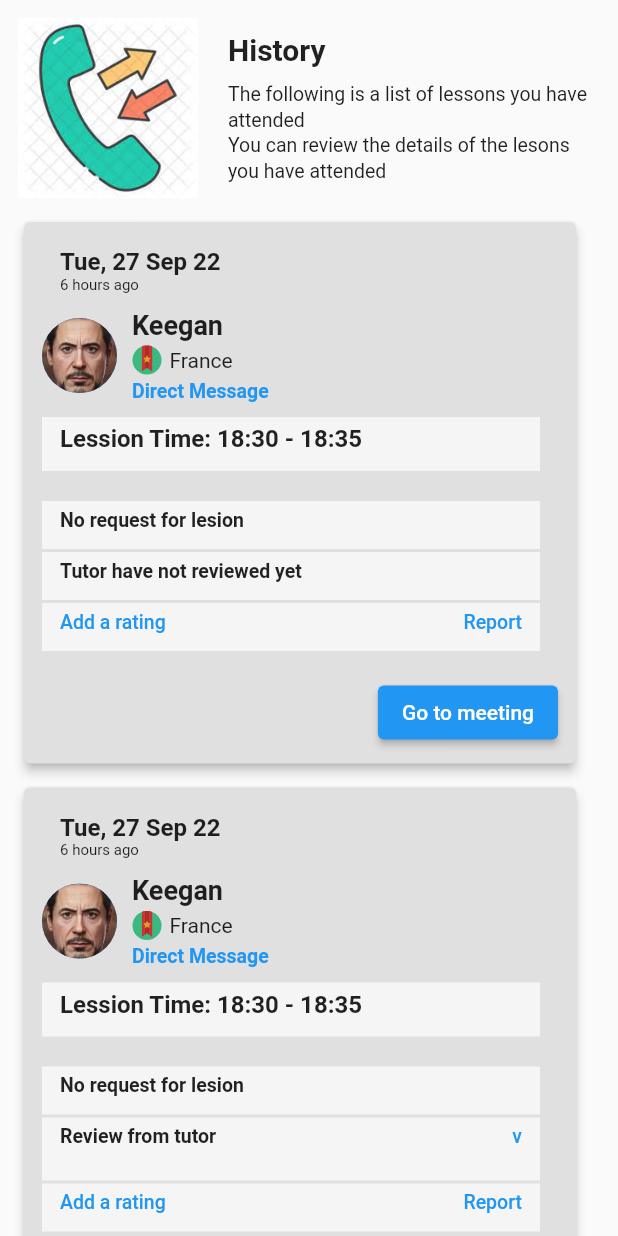
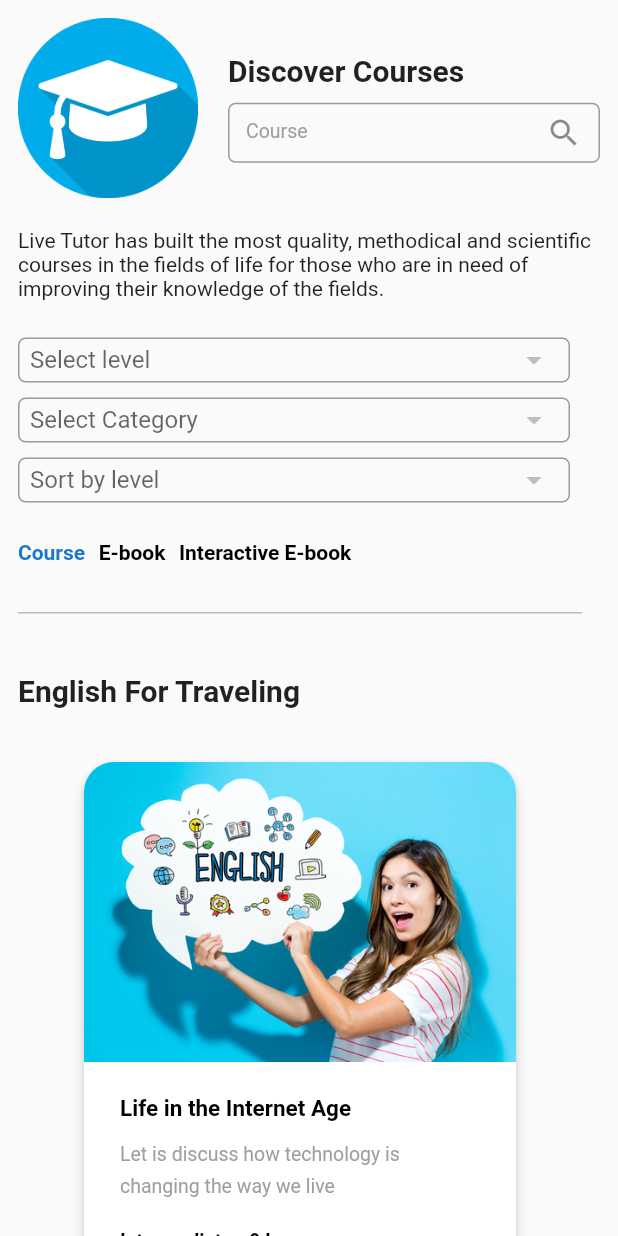
Before and after one commit to dtkhanh/CSC13118_ProjectMobile, a Flutter app: the screen it shows after launch, on a phone screen of 412 x 824 dp. Run offline on Flutter 3.47's test engine with Material 2 defaults, Android fonts, the phone set to English and light mode, and no system bars; our stand-ins replace flutter_svg, responsive_grid.

Commit message:
Update View Discover Courses Page version 1.0

```diff
--- a/lib/data/data.dart
+++ b/lib/data/data.dart
@@ -13,6 +13,12 @@ const filters = [
   'TOEIC'
 ];
 
+const schedule = [
+  'Course',
+  'E-book',
+  'Interactive E-book',
+];
+
 const teachers = [
   'Keegan',
   'April Baldo',
--- /dev/null
+++ b/lib/src/DiscoverCoursesView.dart
@@ -0,0 +1,279 @@
+import 'package:flutter/material.dart';
+import '../data/data.dart';
+import 'package:responsive_grid/responsive_grid.dart';
+
+class DiscoverCourses extends StatefulWidget {
+  const DiscoverCourses({Key? key}) : super(key: key);
+
+
+  @override
+  State<DiscoverCourses> createState() => _DiscoverCoursesViewStage();
+}
+
+class _DiscoverCoursesViewStage extends State<DiscoverCourses> {
+  int chosenFilter = 0;
+  String dropdownValue = 'One'; // Giá trị mặc định ban đầu
+
+
+  @override
+  Widget build(BuildContext context) {
+    return Scaffold(
+      body: SingleChildScrollView(
+        child: Padding(
+          padding: const EdgeInsets.fromLTRB(12, 12, 12, 12),
+          child: Column(
+            crossAxisAlignment: CrossAxisAlignment.start,
+            children: [
+              Row(
+                children: [
+                  Image.asset(
+                    'assets/images/images.png',
+                    width: 120, // Chiều rộng của hình ảnh
+                    height: 120, // Chiều cao của hình ảnh
+                    fit: BoxFit
+                        .cover, // Chế độ hiển thị của hình ảnh (cover, contain, fill, ...)
+                  ),
+                  const SizedBox(width: 20),
+                  // Khoảng cách giữa TextField và DropdownButtonFormField
+                  Expanded(
+                    child: Column(
+                      crossAxisAlignment: CrossAxisAlignment.start,
+                      children: [
+                        const Text(
+                          'Discover Courses',
+                          style: TextStyle(
+                            fontWeight: FontWeight.bold,
+                            // fontSize: MediaQuery.of(context).size.width // Thay đổi kích thước phù hợp với kích thước màn hình
+                            fontSize: 20,
+                          ),
+                        ),
+                        const SizedBox(height: 10),
+                        SizedBox(
+                          width: 250,
+                          height: 40,
+                          child: TextField(
+                            decoration: InputDecoration(
+                              border: const OutlineInputBorder(
+                                  borderSide: BorderSide(color: Colors.grey),
+                                  borderRadius: BorderRadius.all(Radius.circular(5))),
+                              hintText: 'Course',
+                              hintStyle: const TextStyle(color: Colors.grey, fontSize: 13,),
+                              suffixIcon: IconButton(
+                                icon: const Icon(Icons.search),
+                                onPressed: () {
+                                  // Xử lý khi người dùng bấm vào nút tìm kiếm
+                                },
+                              ),
+                            ),
+                          ),
+                        ),
+                      ],
+                    ),
+                  ),
+                ],
+              ),
+              const Padding(
+                padding: EdgeInsets.fromLTRB(0, 20, 0, 20),
+                child: Text(
+                  "Live Tutor has built the most quality, methodical and scientific courses in the fields of life for those who are in need of improving their knowledge of the fields.",
+                   style: TextStyle( fontSize: 14)
+                ),
+              ),
+              Column(
+                children: <Widget>[
+                  ResponsiveGridRow(
+                    children: [
+                      ResponsiveGridCol(md:3 ,
+                          child: Padding(
+                            padding: const EdgeInsets.fromLTRB(0, 5, 20, 5),
+                            child:  SizedBox(
+                              height: 30,
+                              child:  DropdownButtonFormField(
+                                decoration: const InputDecoration(
+                                  border: OutlineInputBorder(
+                                      borderSide: BorderSide(color: Colors.grey),
+                                      borderRadius: BorderRadius.all(Radius.circular(5))),
+                                  contentPadding: EdgeInsets.symmetric(vertical: 4, horizontal: 8),
+                                  hintText: 'Select level',
+                                  hintStyle: TextStyle(color: Colors.grey, fontSize: 13, ),
+                                ),
+                                onChanged: (value) {}, items: const [],
+                              ),
+                            ),
+                          ),
+                      ),
+                      ResponsiveGridCol(md:3 ,child:  Padding(
+                        padding: const EdgeInsets.fromLTRB(0, 5, 20, 5),
+                        child:  SizedBox(
+                          height: 30,
+                          child:  DropdownButtonFormField(
+                            decoration: const InputDecoration(
+                              border: OutlineInputBorder(
+                                  borderSide: BorderSide(color: Colors.grey),
+                                  borderRadius: BorderRadius.all(Radius.circular(5))),
+                              contentPadding: EdgeInsets.symmetric(vertical: 4, horizontal: 8),
+                              hintText: 'Select Category',
+                              hintStyle: TextStyle(color: Colors.grey, fontSize: 13, ),
+                            ),
+                            onChanged: (value) {}, items: const [],
+                          ),
+                        ),
+                      ),),
+                      ResponsiveGridCol(md:3 ,child:  Padding(
+                        padding: const EdgeInsets.fromLTRB(0, 5, 20, 5),
+                        child:  SizedBox(
+                          height: 30,
+                          child:  DropdownButtonFormField(
+                            decoration: const InputDecoration(
+                              border: OutlineInputBorder(
+                                  borderSide: BorderSide(color: Colors.grey),
+                                  borderRadius: BorderRadius.all(Radius.circular(5))),
+                              contentPadding: EdgeInsets.symmetric(vertical: 4, horizontal: 8),
+                              hintText: 'Sort by level',
+                              hintStyle: TextStyle(color: Colors.grey, fontSize: 13, ),
+                            ),
+                            onChanged: (value) {}, items: const [],
+                          ),
+                        ),
+                      ),),
+                    ],
+                  )
+                ],
+              ),
+              Padding(
+                padding: const EdgeInsets.fromLTRB(0, 20, 24, 12),
+                child:  Wrap(
+                  spacing: 9,
+                  runSpacing: 6,
+                  children: List<Widget>.generate(
+                    schedule.length,
+                        (index) => InkWell(
+                          onTap: () {
+                            setState(() {
+                              chosenFilter = index;
+                            });
+                          },
+                          child:  Text(
+                            schedule[index],
+                            style: TextStyle(
+                              fontSize: 14,
+                              fontWeight: FontWeight.bold,
+                              color: chosenFilter == index ? Colors.blue[700] : Colors.black,
+                            ),
+                          ),
+
+                        ),
+                  ),
+                ),
+              ),
+              Padding(
+                padding: const  EdgeInsets.fromLTRB(0, 20, 12, 12),
+                child: Container(
+                  height: 1,
+                  decoration:  BoxDecoration(
+                    border: Border(
+                      bottom: BorderSide(
+                        color: Colors.grey.shade400,
+                        width: 1,
+                      ),
+                    ),
+                  ),
+                ),
+              ),
+              const SizedBox(height: 4,),
+              Padding(
+                padding: const EdgeInsets.fromLTRB(0, 24, 24, 12),
+                child:  Row(
+                  children: const [
+                    Text(
+                      'English For Traveling',
+                      textAlign: TextAlign.left,
+                      style: TextStyle(fontSize: 20, fontWeight: FontWeight.bold, fontStyle: FontStyle.normal),
+                    ),
+                  ],
+                ),
+              ),
+              Center(
+                child:   Padding(
+                  padding: const EdgeInsets.fromLTRB(0, 12, 12, 0),
+                  child:  Wrap(
+                    spacing: 8,
+                    runSpacing: -4,
+                    children: List<Widget>.generate(
+                        filters.length,
+                            (index) => SizedBox(
+                            child:
+                            SizedBox(
+                                width: 320,
+                                child: Card(
+                                  shape: RoundedRectangleBorder(
+                                    borderRadius: BorderRadius.circular(20.0), // Set border radius
+                                  ),
+                                  surfaceTintColor: Colors.white,
+                                  elevation: 3.0,
+                                  margin: const EdgeInsets.symmetric(vertical: 12, horizontal: 16),
+                                  child:  Column(
+                                    crossAxisAlignment: CrossAxisAlignment.start,
+                                    children: [
+                                      Container(
+                                        height: 200, // set the height of the container
+                                        decoration: const BoxDecoration(
+                                          borderRadius: BorderRadius.only(
+                                            topLeft: Radius.circular(20),
+                                            topRight: Radius.circular(20),
+                                          ),// Set border radius
+                                          image: DecorationImage(
+                                            image: AssetImage('assets/images/english.png'),
+                                            fit: BoxFit.cover,
+                                          ),
+                                        ),
+                                      ),
+                                      Padding(
+                                          padding: const EdgeInsets.fromLTRB(24, 12, 24, 12),
+                                          child: Column(
+                                            crossAxisAlignment: CrossAxisAlignment.start,
+                                            children: const [
+                                              SizedBox(height: 10),
+                                              Text(
+                                                'Life in the Internet Age',
+                                                style: TextStyle(
+                                                    fontSize: 15, color: Colors.black, fontWeight: FontWeight.bold// Giá trị cố định cho kích thước chữ
+                                                ),
+                                              ),
+                                              SizedBox(height: 10),
+                                              Text(
+                                                'Let is discuss how technology is changing the way we live',
+                                                maxLines: 2,
+                                                overflow: TextOverflow.ellipsis,
+                                                style: TextStyle(
+                                                    fontSize: 13.0, color: Colors.grey, height: 1.6// Giá trị cố định cho kích thước chữ
+                                                ),
+                                              ),
+                                              SizedBox(height: 20),
+                                              Text(
+                                                'Intermediate - 9 Lessons',
+                                                style: TextStyle(
+                                                    fontSize: 13, color: Colors.black, fontWeight: FontWeight.bold// Giá trị cố định cho kích thước chữ
+                                                ),
+                                              ),
+                                            ],
+
+                                          )
+                                      )
+                                    ],
+                                  ),
+
+                                )
+                            )
+                        )
+                    ),
+                  ),
+                ),
+              )
+            ],
+          ),
+        ),
+      ),
+    );
+  }
+}
--- a/lib/src/app.dart
+++ b/lib/src/app.dart
@@ -3,6 +3,7 @@ import 'package:csc13118_mobile/src/login.dart';
 import 'package:csc13118_mobile/src/homeView.dart';
 import 'package:csc13118_mobile/src/scheduleView.dart';
 import 'package:csc13118_mobile/src/historyView.dart';
+import 'package:csc13118_mobile/src/DiscoverCoursesView.dart';
 class MyApp extends StatelessWidget {
   const MyApp({Key? key}) : super(key: key);
 
@@ -15,6 +16,6 @@ class MyApp extends StatelessWidget {
         theme: ThemeData(
           primarySwatch: Colors.blue,
         ),
-        home: const historyView());
+        home: const DiscoverCourses());
   }
 }
--- a/pubspec.yaml
+++ b/pubspec.yaml
@@ -64,6 +64,8 @@ flutter:
     - assets/images/logo.png
     - assets/images/callHistory.png
     - assets/images/ironman.png
+    - assets/images/images.png
+    - assets/images/english.png
     - assets/images/schedule.png
     - assets/svg/facebook.svg
     - assets/svg/google.svg
```
Also changed, not shown: assets/images/english.png (added), assets/images/images.png (added).
